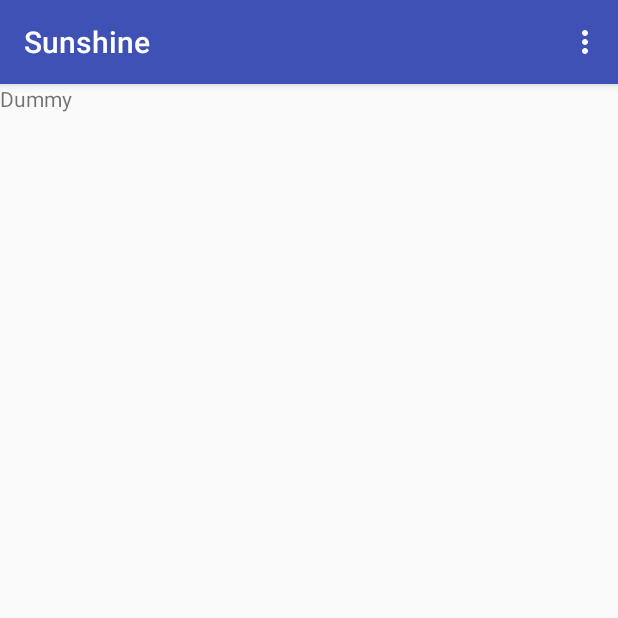
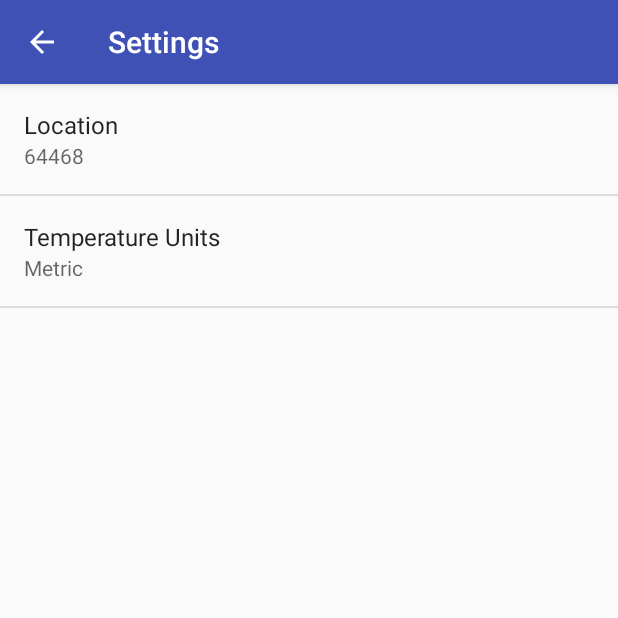
Before and after one commit to KingKongCoderr/Sunshine_udacityAndroid, an Android app: the DetailActivity screen opened directly, with no data from a screen before it, in the options menu, after a tap on "Settings", on a phone screen of 412 x 824 dp, the top half of it. Run offline under Robolectric (Android 15) with nearby library versions, the phone set to English and light mode, and no system bars.

Commit message:
Sunshine with preferences

```diff
--- a/app/src/main/java/com/example/nande/sunshine/DetailActivity.java
+++ b/app/src/main/java/com/example/nande/sunshine/DetailActivity.java
@@ -44,6 +44,8 @@ public class DetailActivity extends ActionBarActivity {
 
         //noinspection SimplifiableIfStatement
         if (id == R.id.action_settings) {
+            Intent settings_intent=new Intent(this,SettingsActivity.class);
+            startActivity(settings_intent);
             return true;
         }
 
--- /dev/null
+++ b/app/src/main/java/com/example/nande/sunshine/SettingsActivity.java
@@ -0,0 +1,142 @@
+package com.example.nande.sunshine;
+
+import android.content.SharedPreferences;
+import android.preference.EditTextPreference;
+import android.preference.ListPreference;
+import android.preference.Preference;
+import android.preference.PreferenceCategory;
+import android.preference.PreferenceFragment;
+import android.preference.PreferenceManager;
+import android.support.v7.app.AppCompatActivity;
+import android.os.Bundle;
+import android.util.Log;
+import android.view.LayoutInflater;
+import android.view.View;
+import android.view.ViewGroup;
+
+public class SettingsActivity extends AppCompatActivity {
+
+    @Override
+    protected void onCreate(Bundle savedInstanceState) {
+        super.onCreate(savedInstanceState);
+        getFragmentManager().beginTransaction().replace(android.R.id.content,new SettingsFragment()).commit();
+
+
+    }
+
+
+    public static class SettingsFragment extends PreferenceFragment  {
+
+        private SharedPreferences.OnSharedPreferenceChangeListener pref_chg_listener;
+        @Override
+        public void onResume() {
+            super.onResume();
+            getPreferenceScreen().getSharedPreferences()
+                    .registerOnSharedPreferenceChangeListener(pref_chg_listener);
+        }
+
+        @Override
+        public void onPause() {
+            super.onPause();
+            getPreferenceScreen().getSharedPreferences()
+                    .unregisterOnSharedPreferenceChangeListener(pref_chg_listener);
+        }
+
+
+        private void pickPreferenceObject(Preference p) {
+            if (p instanceof PreferenceCategory) {
+                PreferenceCategory cat = (PreferenceCategory) p;
+                for (int i = 0; i < cat.getPreferenceCount(); i++) {
+                    pickPreferenceObject(cat.getPreference(i));
+                }
+            } else {
+                initSummary(p);
+            }
+        }
+
+        private void initSummary(Preference p) {
+
+            if (p instanceof EditTextPreference) {
+                EditTextPreference editTextPref = (EditTextPreference) p;
+                p.setSummary(editTextPref.getText());
+            }
+
+            if(p instanceof ListPreference){
+                Object value= ((ListPreference) p).getValue();
+                String stringValue= value.toString();
+                int index= ((ListPreference) p).findIndexOfValue(stringValue);
+                if(index>=0){
+                    p.setSummary(((ListPreference) p).getEntries()[index]);
+                }
+            }
+            // More logic for ListPreference, etc...
+        }
+
+
+
+
+        @Override
+        public void onCreate(Bundle savedInstanceState) {
+            super.onCreate(savedInstanceState);
+            addPreferencesFromResource(R.xml.pref_general);
+            SharedPreferences prefs= PreferenceManager.getDefaultSharedPreferences(getActivity());
+
+            for(int i=0;i<getPreferenceScreen().getPreferenceCount();i++){
+                pickPreferenceObject(getPreferenceScreen().getPreference(i));
+            }
+            pref_chg_listener= new SharedPreferences.OnSharedPreferenceChangeListener(){
+
+                @Override
+                public void onSharedPreferenceChanged(SharedPreferences sharedPreferences, String key) {
+                   // Log.d("inside","inside the listener with key:"+String.valueOf(R.string.pref_location_key));
+                    //Preference pref=findPreference(key);
+                   // pref.setSummary(sharedPreferences.getString(key, String.valueOf(R.string.pref_location_default)));
+                    /*if(pref instanceof ListPreference){
+                        ListPreference list_pref=(ListPreference) pref;
+                        list_pref.setSummary(sharedPreferences.getString(key, String.valueOf(R.string.pref_location_default)));
+                    }*/
+
+                    if(key.equals("location")){
+                        String val=sharedPreferences.getString(key, String.valueOf(R.string.pref_location_default));
+                        Preference location_pref= findPreference(key);
+                        location_pref.setSummary(sharedPreferences.getString(key, String.valueOf(R.string.pref_location_default)));
+                   Log.d("inside","inside the listener with summary value:"+val);
+                    }
+                    if(key.equals("units")){
+                        String stringValue= sharedPreferences.getString(key, String.valueOf(R.string.pref_units_metric));
+                        Preference p=findPreference(key);
+                        int index= ((ListPreference) p).findIndexOfValue(stringValue);
+                        if(index>=0){
+                            p.setSummary(((ListPreference) p).getEntries()[index]);
+                        }
+                    }
+
+
+
+                }
+            };
+           // prefs.registerOnSharedPreferenceChangeListener(pref_chg_listener);
+
+        }
+
+
+        @Override
+        public View onCreateView(LayoutInflater inflater, ViewGroup container, Bundle savedInstanceState) {
+             View view= super.onCreateView(inflater, container, savedInstanceState);
+            return view;
+        }
+
+
+       /* @Override
+        public void onSharedPreferenceChanged(SharedPreferences sharedPreferences, String key) {
+            Log.d("inside","inside the implements listener");
+            if(key.equals(R.string.pref_location_key)){
+                String val=sharedPreferences.getString(key, String.valueOf(R.string.pref_location_default));
+                Preference location_pref= findPreference(key);
+                location_pref.setSummary(sharedPreferences.getString(key, String.valueOf(R.string.pref_location_default)));
+                Log.d("inside","inside the listener with summary value:"+val);
+            }
+
+        }*/
+    }
+}
--- a/app/src/main/res/menu/menu_forecast.xml
+++ b/app/src/main/res/menu/menu_forecast.xml
@@ -6,6 +6,9 @@
           android:title="Refresh"
           app:showAsAction="ifRoom"
           />
+    <item android:id="@+id/settings"
+        android:title="@string/action_settings"
+        />
 
 
 
--- /dev/null
+++ b/app/src/main/res/values/arrays.xml
@@ -0,0 +1,13 @@
+<?xml version="1.0" encoding="utf-8"?>
+<resources>
+
+    <string-array name="pref_units_options">
+        <item>@string/pref_units_label_metric</item>
+        <item>@string/pref_units_label_imperial</item>
+    </string-array>
+
+    <string-array name="pref_units_values">
+        <item>@string/pref_units_metric</item>
+        <item>@string/pref_units_imperial</item>
+    </string-array>
+</resources>
--- a/app/src/main/res/values/strings.xml
+++ b/app/src/main/res/values/strings.xml
@@ -4,4 +4,28 @@
     <!-- TODO: Remove or change this placeholder text -->
     <string name="hello_blank_fragment">Hello blank fragment</string>
     <string name="action_settings">Settings</string>
+    <string name="pref_location_label">Location</string>
+    <string name="pref_location_key" translatable="false">location</string>
+    <string name="pref_location_default" translatable="false">64468</string>
+    <string name="pref_tempunits_label">Temperature Units</string>
+    <string name="pref_tempunits_key">units</string>
+
+
+
+    <!-- Label for metric option in temperature unit preference [CHAR LIMIT=25] -->
+    <string name="pref_units_label_metric">Metric</string>
+
+    <!-- Label for imperial option in temperature unit preference [CHAR LIMIT=25] -->
+    <string name="pref_units_label_imperial">Imperial</string>
+
+    <!-- Key name for temperature unit preference in SharedPreferences [CHAR LIMIT=NONE] -->
+    <string name="pref_units_key" translatable="false">units</string>
+
+    <!-- Value in SharedPreferences for metric temperature unit option [CHAR LIMIT=NONE] -->
+    <string name="pref_units_metric" translatable="false">metric</string>
+
+    <!-- Value in SharedPreferences for imperial temperature unit option [CHAR LIMIT=NONE] -->
+    <string name="pref_units_imperial" translatable="false">imperial</string>
+
+
 </resources>
--- /dev/null
+++ b/app/src/main/res/xml/pref_general.xml
@@ -0,0 +1,23 @@
+<?xml version="1.0" encoding="utf-8" ?>
+    <PreferenceScreen xmlns:android="http://schemas.android.com/apk/res/android"
+    android:layout_width="match_parent"
+    android:layout_height="match_parent">
+    <EditTextPreference
+        android:title="@string/pref_location_label"
+        android:key="@string/pref_location_key"
+
+        android:defaultValue="@string/pref_location_default"
+        android:inputType="text"
+        android:singleLine="true"
+
+        />
+    <ListPreference
+        android:title="@string/pref_tempunits_label"
+        android:key="@string/pref_tempunits_key"
+        android:defaultValue="@string/pref_units_metric"
+        android:entryValues="@array/pref_units_values"
+        android:entries="@array/pref_units_options"
+
+        />
+
+</PreferenceScreen>
```
Also changed, not shown: app/src/main/AndroidManifest.xml (+11 -1 lines), app/src/main/java/com/example/nande/sunshine/ForecastFragment.java (+37 -9 lines).
